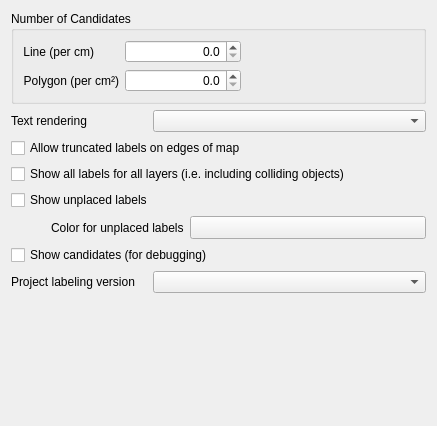
This is src/ui/labeling/qgslabelengineconfigdialog.ui in qgis/QGIS as Qt 5 draws it before an edit. The edited form follows.
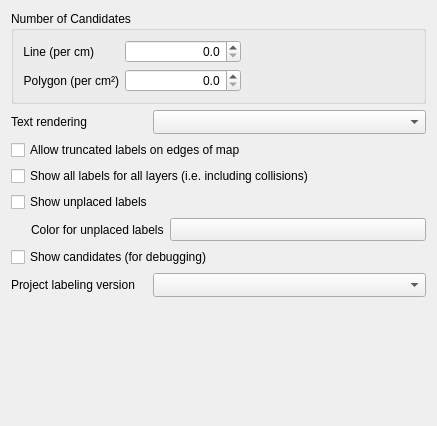
This is the edited form. Custom widgets are drawn as their Qt base class.

Commit message: [ui] Reduce the labeling placement settings panel's minimum width, making it much more dock-friendly

The edit to the form file:
```diff
--- a/src/ui/labeling/qgslabelengineconfigdialog.ui
+++ b/src/ui/labeling/qgslabelengineconfigdialog.ui
@@ -119,7 +119,14 @@
    <item>
     <layout class="QGridLayout" name="gridLayout_2" columnstretch="0,0,0">
      <item row="0" column="1" colspan="2">
-      <widget class="QComboBox" name="mTextRenderFormatComboBox"/>
+      <widget class="QComboBox" name="mTextRenderFormatComboBox">
+       <property name="sizeAdjustPolicy">
+        <enum>QComboBox::AdjustToMinimumContentsLengthWithIcon</enum>
+       </property>
+       <property name="minimumContentsLength">
+        <number>8</number>
+       </property>
+      </widget>
      </item>
      <item row="5" column="0" colspan="3">
       <widget class="QCheckBox" name="chkShowCandidates">
@@ -131,7 +138,7 @@
      <item row="4" column="0" colspan="3">
       <layout class="QHBoxLayout" name="horizontalLayout_3">
        <property name="leftMargin">
-        <number>40</number>
+        <number>20</number>
        </property>
        <item>
         <widget class="QLabel" name="label_6">
@@ -179,7 +186,7 @@
         <set>Qt::ImhNone</set>
        </property>
        <property name="text">
-        <string>Show all labels for all layers (i.e. including colliding objects)</string>
+        <string>Show all labels for all layers (i.e. including collisions)</string>
        </property>
       </widget>
      </item>
@@ -212,7 +219,14 @@
       </widget>
      </item>
      <item row="6" column="1" colspan="2">
-      <widget class="QComboBox" name="mPlacementVersionComboBox"/>
+      <widget class="QComboBox" name="mPlacementVersionComboBox">
+       <property name="sizeAdjustPolicy">
+        <enum>QComboBox::AdjustToMinimumContentsLengthWithIcon</enum>
+       </property>
+       <property name="minimumContentsLength">
+        <number>8</number>
+       </property>
+      </widget>
      </item>
     </layout>
    </item>
```
